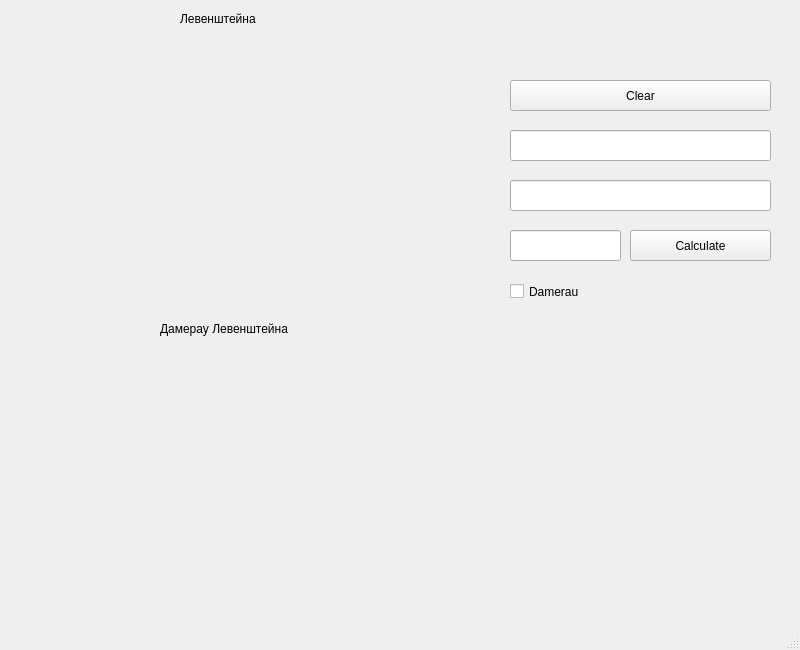
Old version of the form mainwindow.ui in the repository EduardAleksandrov/bmstu-6sem-analysis_lab2-v1.
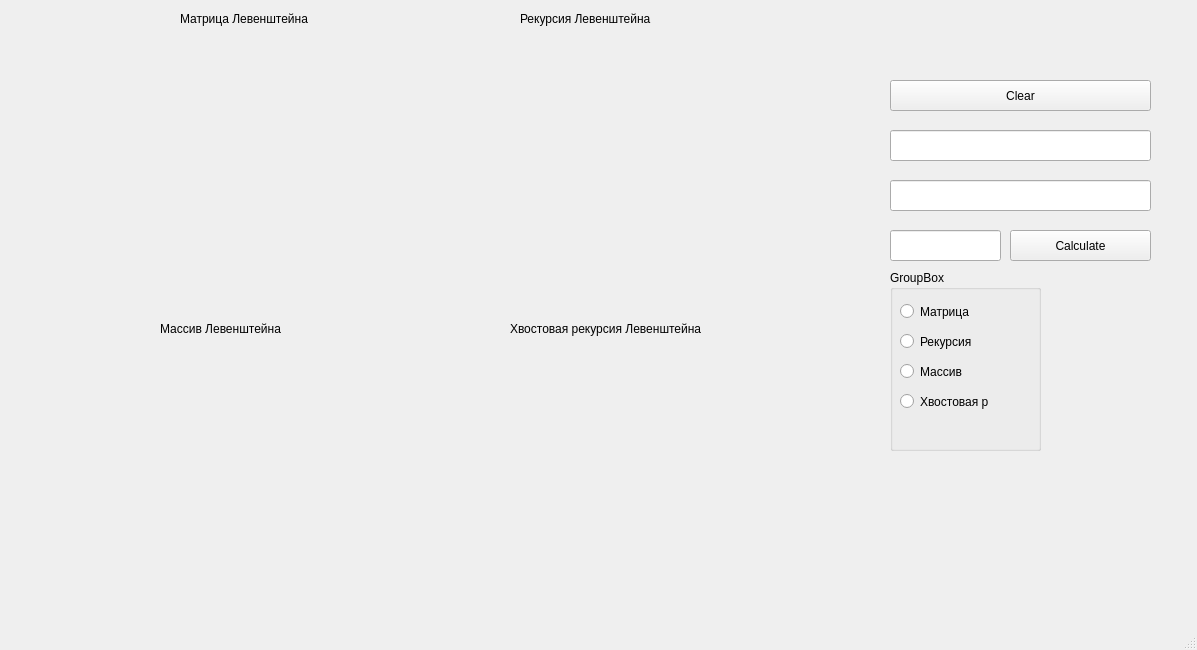
New version of the form. Custom widgets are drawn as their Qt base class.

```diff
--- a/mainwindow.ui
+++ b/mainwindow.ui
@@ -6,7 +6,7 @@
    <rect>
     <x>0</x>
     <y>0</y>
-    <width>800</width>
+    <width>1197</width>
     <height>650</height>
    </rect>
   </property>
@@ -27,7 +27,7 @@
    <widget class="QLineEdit" name="lineEdit">
     <property name="geometry">
      <rect>
-      <x>510</x>
+      <x>890</x>
       <y>130</y>
       <width>261</width>
       <height>31</height>
@@ -37,7 +37,7 @@
    <widget class="QLineEdit" name="lineEdit_2">
     <property name="geometry">
      <rect>
-      <x>510</x>
+      <x>890</x>
       <y>180</y>
       <width>261</width>
       <height>31</height>
@@ -47,7 +47,7 @@
    <widget class="QLineEdit" name="lineEdit_3">
     <property name="geometry">
      <rect>
-      <x>510</x>
+      <x>890</x>
       <y>230</y>
       <width>111</width>
       <height>31</height>
@@ -57,7 +57,7 @@
    <widget class="QPushButton" name="pushButton">
     <property name="geometry">
      <rect>
-      <x>630</x>
+      <x>1010</x>
       <y>230</y>
       <width>141</width>
       <height>31</height>
@@ -70,7 +70,7 @@
    <widget class="QPushButton" name="pushButton_2">
     <property name="geometry">
      <rect>
-      <x>510</x>
+      <x>890</x>
       <y>80</y>
       <width>261</width>
       <height>31</height>
@@ -100,7 +100,7 @@
      </rect>
     </property>
     <property name="text">
-     <string>Дамерау Левенштейна</string>
+     <string>Массив Левенштейна</string>
     </property>
    </widget>
    <widget class="QLabel" name="label_2">
@@ -113,22 +113,120 @@
      </rect>
     </property>
     <property name="text">
-     <string>Левенштейна</string>
+     <string>Матрица Левенштейна</string>
     </property>
    </widget>
-   <widget class="QCheckBox" name="checkBox">
+   <widget class="QCustomPlot" name="widget_33" native="true">
+    <property name="geometry">
+     <rect>
+      <x>420</x>
+      <y>40</y>
+      <width>391</width>
+      <height>261</height>
+     </rect>
+    </property>
+   </widget>
+   <widget class="QCustomPlot" name="widget_44" native="true">
+    <property name="geometry">
+     <rect>
+      <x>420</x>
+      <y>350</y>
+      <width>391</width>
+      <height>251</height>
+     </rect>
+    </property>
+   </widget>
+   <widget class="QLabel" name="label_3">
+    <property name="geometry">
+     <rect>
+      <x>520</x>
+      <y>10</y>
+      <width>171</width>
+      <height>17</height>
+     </rect>
+    </property>
+    <property name="text">
+     <string>Рекурсия Левенштейна</string>
+    </property>
+   </widget>
+   <widget class="QLabel" name="label_4">
     <property name="geometry">
      <rect>
       <x>510</x>
-      <y>280</y>
-      <width>92</width>
-      <height>23</height>
+      <y>320</y>
+      <width>251</width>
+      <height>17</height>
      </rect>
     </property>
     <property name="text">
-     <string>Damerau</string>
+     <string>Хвостовая рекурсия Левенштейна</string>
     </property>
    </widget>
+   <widget class="QGroupBox" name="groupBox">
+    <property name="geometry">
+     <rect>
+      <x>890</x>
+      <y>270</y>
+      <width>151</width>
+      <height>181</height>
+     </rect>
+    </property>
+    <property name="title">
+     <string>GroupBox</string>
+    </property>
+    <widget class="QRadioButton" name="radioButton">
+     <property name="geometry">
+      <rect>
+       <x>10</x>
+       <y>30</y>
+       <width>112</width>
+       <height>23</height>
+      </rect>
+     </property>
+     <property name="text">
+      <string>Матрица</string>
+     </property>
+    </widget>
+    <widget class="QRadioButton" name="radioButton_2">
+     <property name="geometry">
+      <rect>
+       <x>10</x>
+       <y>60</y>
+       <width>112</width>
+       <height>23</height>
+      </rect>
+     </property>
+     <property name="text">
+      <string>Рекурсия</string>
+     </property>
+    </widget>
+    <widget class="QRadioButton" name="radioButton_3">
+     <property name="geometry">
+      <rect>
+       <x>10</x>
+       <y>90</y>
+       <width>112</width>
+       <height>23</height>
+      </rect>
+     </property>
+     <property name="text">
+      <string>Массив</string>
+     </property>
+    </widget>
+    <widget class="QRadioButton" name="radioButton_4">
+     <property name="geometry">
+      <rect>
+       <x>10</x>
+       <y>120</y>
+       <width>112</width>
+       <height>23</height>
+      </rect>
+     </property>
+     <property name="text">
+      <string>Хвостовая р</string>
+     </property>
+    </widget>
+   </widget>
   </widget>
   <widget class="QMenuBar" name="menubar">
    <property name="geometry">
```
Left out of the diff: 2 changed lines with no effect on the pictures.
